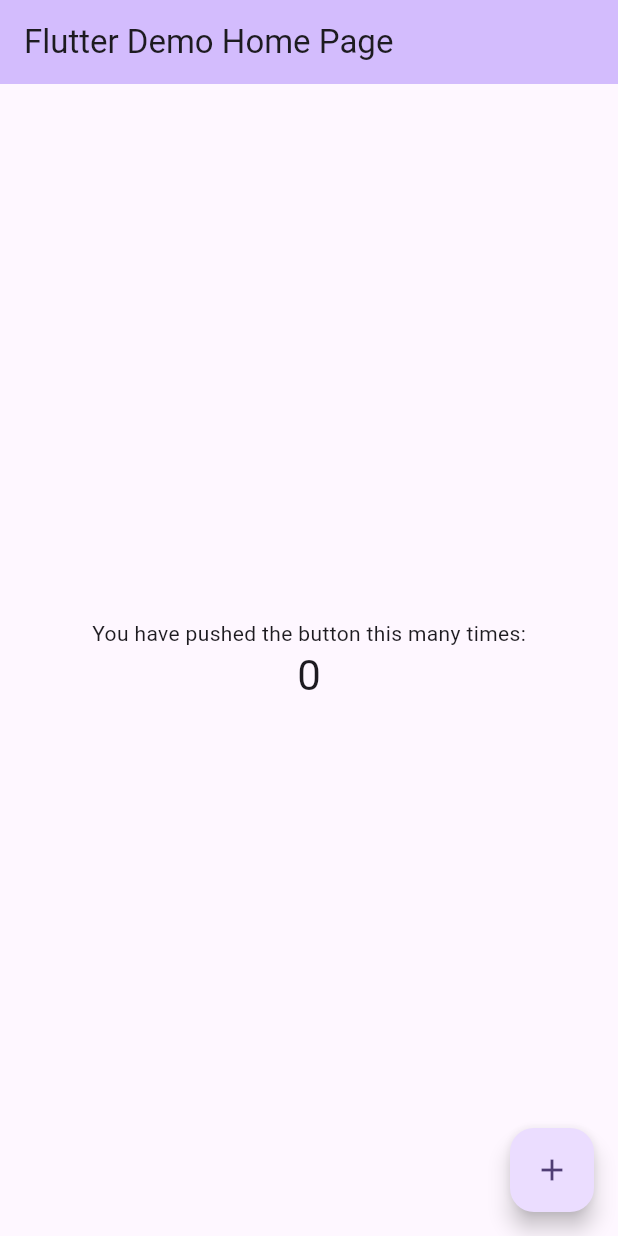
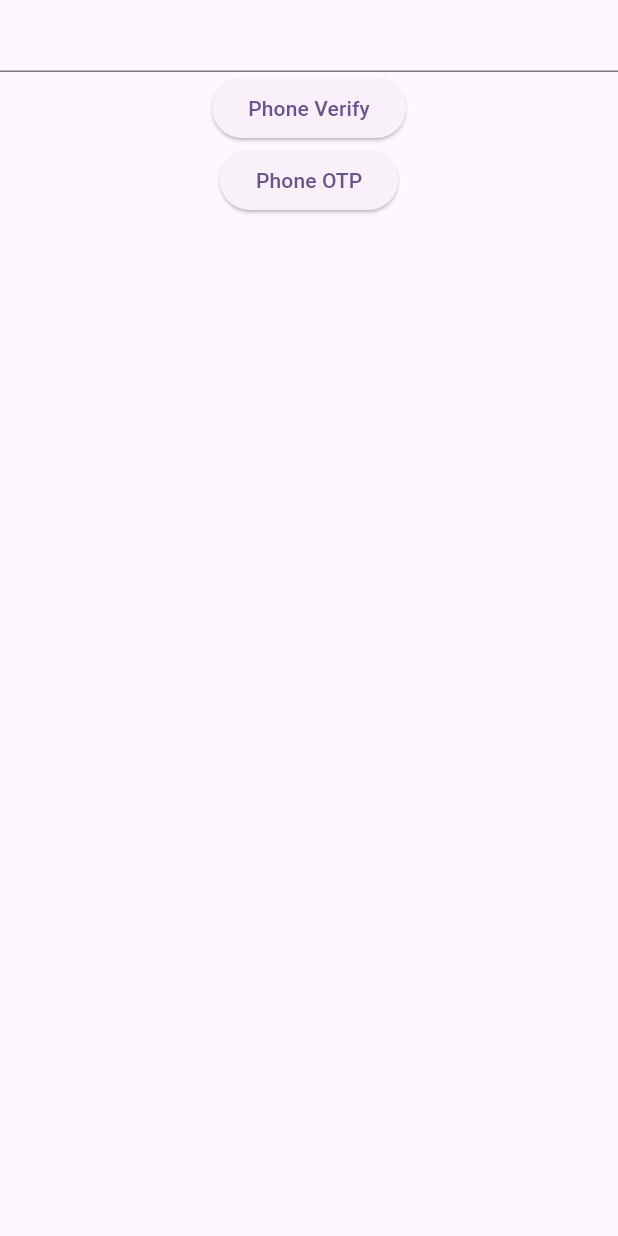
Before and after one commit to AnsarAli412/learn_firebase, a Flutter app: the screen it shows after launch, on a phone screen of 412 x 824 dp. Run offline on Flutter 3.47's test engine with Material 3 defaults, Android fonts, the phone set to English and light mode, and no system bars; our stand-ins replace firebase_auth, firebase_core; accounts and stored records are empty.

Commit message:
add firebase auth

```diff
--- a/lib/main.dart
+++ b/lib/main.dart
@@ -1,52 +1,32 @@
 import 'package:flutter/material.dart';
+import 'package:firebase_core/firebase_core.dart';
+import 'package:learn_firebase/firebase_options.dart';
+import 'package:learn_firebase/views/screens/auth/phone/phone_auth_screen.dart';
 
-void main() {
+void main() async{
+  WidgetsFlutterBinding.ensureInitialized();
+  await Firebase.initializeApp(options: DefaultFirebaseOptions.currentPlatform);
   runApp(const MyApp());
 }
 
 class MyApp extends StatelessWidget {
   const MyApp({super.key});
 
-  // This widget is the root of your application.
   @override
   Widget build(BuildContext context) {
     return MaterialApp(
       title: 'Flutter Demo',
       theme: ThemeData(
-        // This is the theme of your application.
-        //
-        // TRY THIS: Try running your application with "flutter run". You'll see
-        // the application has a purple toolbar. Then, without quitting the app,
-        // try changing the seedColor in the colorScheme below to Colors.green
-        // and then invoke "hot reload" (save your changes or press the "hot
-        // reload" button in a Flutter-supported IDE, or press "r" if you used
-        // the command line to start the app).
-        //
-        // Notice that the counter didn't reset back to zero; the application
-        // state is not lost during the reload. To reset the state, use hot
-        // restart instead.
-        //
-        // This works for code too, not just values: Most code changes can be
-        // tested with just a hot reload.
         colorScheme: ColorScheme.fromSeed(seedColor: Colors.deepPurple),
         useMaterial3: true,
       ),
-      home: const MyHomePage(title: 'Flutter Demo Home Page'),
+      home: PhoneAuthScreen(),
     );
   }
 }
 
 class MyHomePage extends StatefulWidget {
   const MyHomePage({super.key, required this.title});
-
-  // This widget is the home page of your application. It is stateful, meaning
-  // that it has a State object (defined below) that contains fields that affect
-  // how it looks.
-
-  // This class is the configuration for the state. It holds the values (in this
-  // case the title) provided by the parent (in this case the App widget) and
-  // used by the build method of the State. Fields in a Widget subclass are
-  // always marked "final".
 
   final String title;
 
@@ -59,50 +39,19 @@ class _MyHomePageState extends State<MyHomePage> {
 
   void _incrementCounter() {
     setState(() {
-      // This call to setState tells the Flutter framework that something has
-      // changed in this State, which causes it to rerun the build method below
-      // so that the display can reflect the updated values. If we changed
-      // _counter without calling setState(), then the build method would not be
-      // called again, and so nothing would appear to happen.
       _counter++;
     });
   }
 
   @override
   Widget build(BuildContext context) {
-    // This method is rerun every time setState is called, for instance as done
-    // by the _incrementCounter method above.
-    //
-    // The Flutter framework has been optimized to make rerunning build methods
-    // fast, so that you can just rebuild anything that needs updating rather
-    // than having to individually change instances of widgets.
     return Scaffold(
       appBar: AppBar(
-        // TRY THIS: Try changing the color here to a specific color (to
-        // Colors.amber, perhaps?) and trigger a hot reload to see the AppBar
-        // change color while the other colors stay the same.
         backgroundColor: Theme.of(context).colorScheme.inversePrimary,
-        // Here we take the value from the MyHomePage object that was created by
-        // the App.build method, and use it to set our appbar title.
         title: Text(widget.title),
       ),
       body: Center(
-        // Center is a layout widget. It takes a single child and positions it
-        // in the middle of the parent.
         child: Column(
-          // Column is also a layout widget. It takes a list of children and
-          // arranges them vertically. By default, it sizes itself to fit its
-          // children horizontally, and tries to be as tall as its parent.
-          //
-          // Column has various properties to control how it sizes itself and
-          // how it positions its children. Here we use mainAxisAlignment to
-          // center the children vertically; the main axis here is the vertical
-          // axis because Columns are vertical (the cross axis would be
-          // horizontal).
-          //
-          // TRY THIS: Invoke "debug painting" (choose the "Toggle Debug Paint"
-          // action in the IDE, or press "p" in the console), to see the
-          // wireframe for each widget.
           mainAxisAlignment: MainAxisAlignment.center,
           children: <Widget>[
             const Text(
--- /dev/null
+++ b/lib/views/screens/auth/phone/phone_auth_screen.dart
@@ -0,0 +1,45 @@
+import 'package:flutter/material.dart';
+import 'package:learn_firebase/controllers/auth/phone/phone_auth_controller.dart';
+
+class PhoneAuthScreen extends StatefulWidget {
+  const PhoneAuthScreen({super.key});
+
+  @override
+  State<PhoneAuthScreen> createState() => _PhoneAuthScreenState();
+}
+
+class _PhoneAuthScreenState extends State<PhoneAuthScreen> {
+  var phoneAuth = PhoneAuthController();
+  TextEditingController otpController = TextEditingController();
+  String verificationId = "";
+
+  @override
+  Widget build(BuildContext context) {
+    return SafeArea(
+      child: Scaffold(
+        body: Column(
+          children: [
+            TextFormField(
+              controller: otpController,
+            ),
+            ElevatedButton(
+                onPressed: () async {
+                  await phoneAuth
+                      .verifyPhoneNumber("1234567890")
+                      .then((id) {
+                 setState(() {
+                   verificationId = id;
+                 });
+                  });
+                },
+                child: const Text("Phone Verify")),
+
+            ElevatedButton(onPressed: (){
+              phoneAuth.verifyOTP(verificationId, otpController.text);
+            }, child: const Text("Phone OTP")),
+          ],
+        ),
+      ),
+    );
+  }
+}
--- a/pubspec.yaml
+++ b/pubspec.yaml
@@ -36,6 +36,7 @@ dependencies:
   # Use with the CupertinoIcons class for iOS style icons.
   cupertino_icons: ^1.0.6
   firebase_core: any
+  firebase_auth: any
 
 dev_dependencies:
   flutter_test:
```
Also changed, not shown: lib/controllers/auth/phone/phone_auth_controller.dart (added, +36 -0 lines), pubspec.lock, 3 other files.
